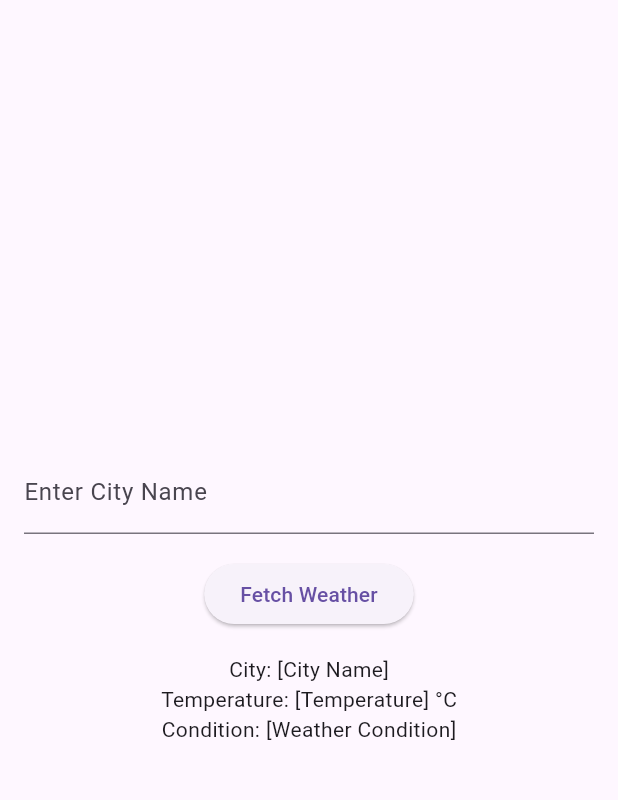
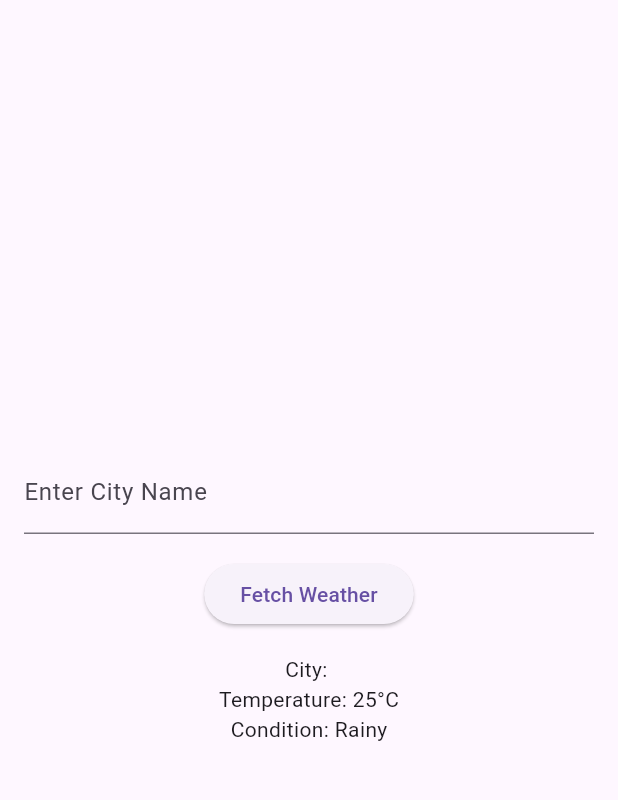
Before and after one commit to BugBeater147/weather_info_app, a Flutter app: the screen it shows after launch, after a tap on "Fetch Weather", on a phone screen of 412 x 824 dp, the part 63-863 px from its top. Run offline on Flutter 3.47's test engine with Material 3 defaults, Android fonts, the phone set to English and light mode, and no system bars.

Commit message:
Displayed simulated weather information

```diff
--- a/lib/main.dart
+++ b/lib/main.dart
@@ -1,3 +1,4 @@
+import 'dart:math';  // Import dart:math for generating random weather data
 import 'package:flutter/material.dart';
 
 void main() {
@@ -14,8 +15,28 @@ class MyApp extends StatelessWidget {
   }
 }
 
-class WeatherHome extends StatelessWidget {
+// Convert WeatherHome to a StatefulWidget so that we can update the UI
+class WeatherHome extends StatefulWidget {
+  @override
+  _WeatherHomeState createState() => _WeatherHomeState();
+}
+
+class _WeatherHomeState extends State<WeatherHome> {
   final TextEditingController cityController = TextEditingController();
+  String city = '';
+  String temperature = '';
+  String condition = '';
+
+  // Function to simulate fetching weather data
+  void fetchWeather() {
+    final random = Random();
+    setState(() {
+      city = cityController.text;  // Get the city name from the TextField
+      temperature = (15 + random.nextInt(15)).toString();  // Random temperature between 15°C and 30°C
+      final conditions = ['Sunny', 'Cloudy', 'Rainy'];
+      condition = conditions[random.nextInt(conditions.length)];  // Random weather condition
+    });
+  }
 
   @override
   Widget build(BuildContext context) {
@@ -34,15 +55,14 @@ class WeatherHome extends StatelessWidget {
             ),
             SizedBox(height: 16),
             ElevatedButton(
-              onPressed: () {
-                // Fetch weather logic will be added here later
-              },
+              onPressed: fetchWeather,
               child: Text('Fetch Weather'),
             ),
             SizedBox(height: 16),
-            Text('City: [City Name]'),
-            Text('Temperature: [Temperature] °C'),
-            Text('Condition: [Weather Condition]'),
+            // Display the fetched weather data
+            Text('City: $city'),
+            Text('Temperature: $temperature°C'),
+            Text('Condition: $condition'),
           ],
         ),
       ),
```
